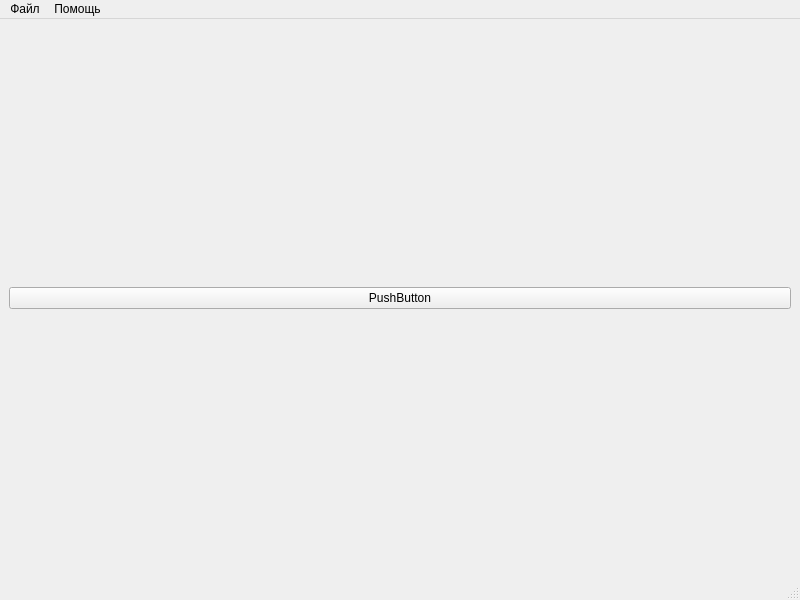
First picture: the form in ui/MainWindow.ui, repository Aniforka/asn1_editor, before the edit.
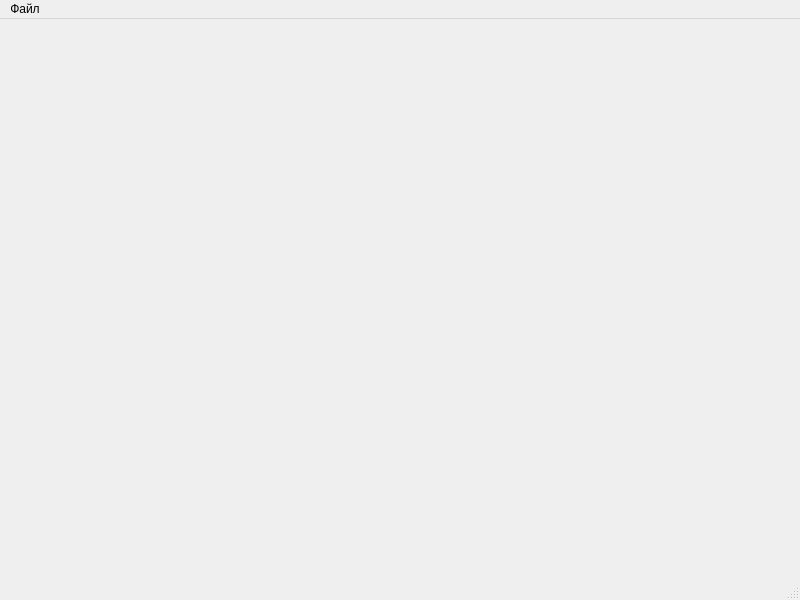
Second picture: the form after the edit.

Commit message: FIXED: delete blank buttons

Diff of the .ui file:
```diff
--- a/ui/MainWindow.ui
+++ b/ui/MainWindow.ui
@@ -16,15 +16,7 @@
   <widget class="QWidget" name="centralwidget">
    <layout class="QVBoxLayout" name="verticalLayout_2">
     <item>
-     <layout class="QHBoxLayout" name="Layout_ToolBar">
-      <item>
-       <widget class="QPushButton" name="tmp001">
-        <property name="text">
-         <string>PushButton</string>
-        </property>
-       </widget>
-      </item>
-     </layout>
+     <layout class="QHBoxLayout" name="Layout_ToolBar"/>
     </item>
     <item>
      <layout class="QVBoxLayout" name="layout_Tree"/>
@@ -51,13 +43,7 @@
     <addaction name="separator"/>
     <addaction name="clear_all_action"/>
    </widget>
-   <widget class="QMenu" name="menu_2">
-    <property name="title">
-     <string>Помощь</string>
-    </property>
-   </widget>
    <addaction name="menu"/>
-   <addaction name="menu_2"/>
   </widget>
   <widget class="QStatusBar" name="statusbar"/>
   <action name="file_open_action">
```
